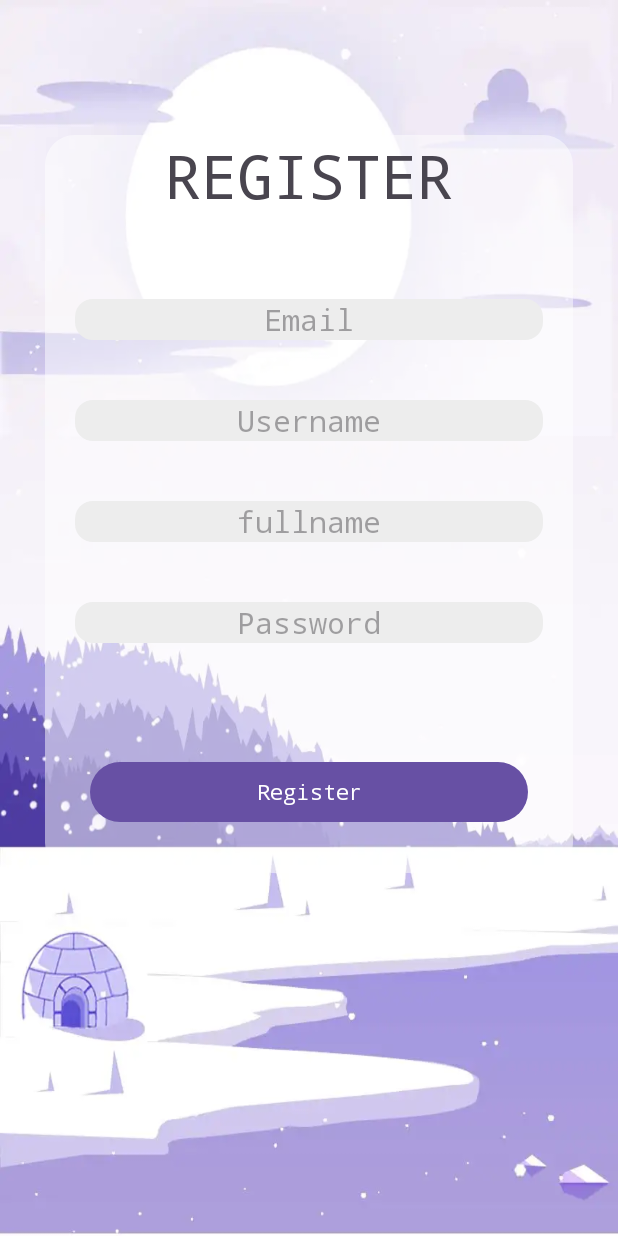
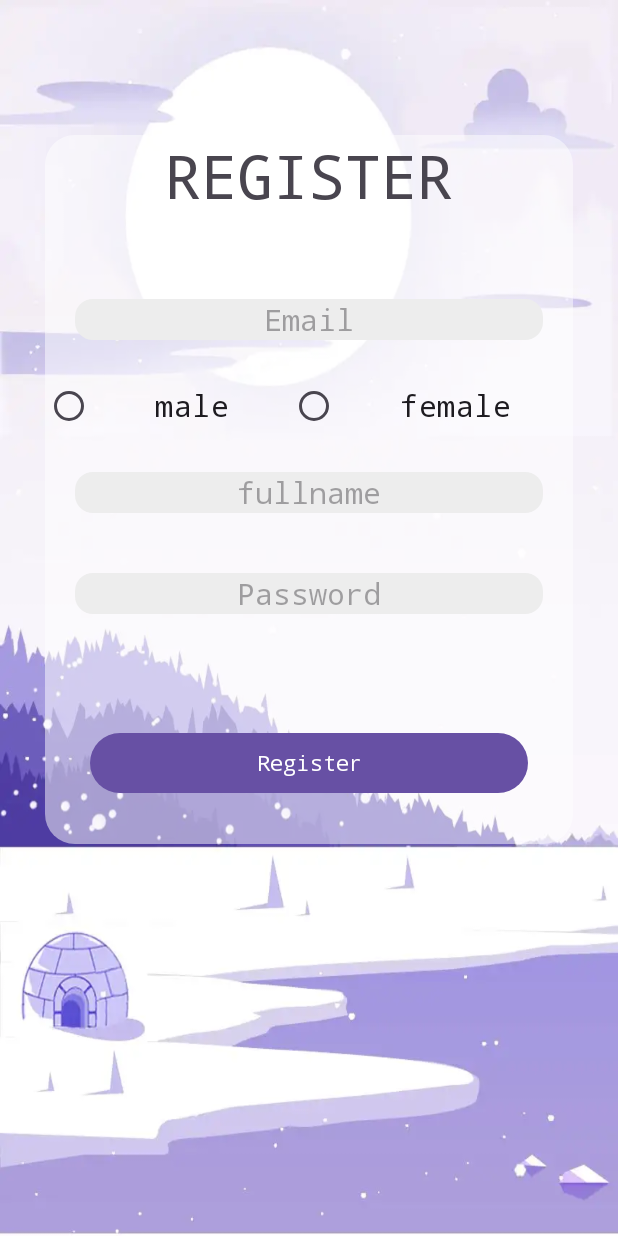
Before and after one commit to ntminh2107/BlogApp, an Android app: the RegisterView screen opened directly, with no data from a screen before it, on a phone screen of 412 x 824 dp. Run offline under Robolectric (Android 15) with nearby library versions, the phone set to English and light mode, and no system bars.

Commit message:
cap nhat

```diff
--- a/app/src/main/res/layout/activity_register_view.xml
+++ b/app/src/main/res/layout/activity_register_view.xml
@@ -36,7 +36,7 @@
             android:orientation="vertical">
 
             <EditText
-                android:id="@+id/emailcreateEditText"
+                android:id="@+id/emailET"
                 android:layout_width="match_parent"
                 android:layout_height="wrap_content"
                 android:hint="Email"
@@ -47,19 +47,34 @@
                 android:background="@drawable/textinputborder"/>
 
 
-            <EditText
-                android:id="@+id/usernamecreateEditText"
+            <RadioGroup
                 android:layout_width="match_parent"
                 android:layout_height="wrap_content"
-                android:hint="Username"
-                android:textSize="20dp"
-                android:textAlignment="center"
-                android:fontFamily="monospace"
-                android:layout_margin="20dp"
-                android:background="@drawable/textinputborder"/>
+                android:orientation="horizontal"
+                android:gravity="center"
+                android:layout_gravity="center"
+                android:weightSum="2">
+                <RadioButton
+                    android:layout_width="wrap_content"
+                    android:layout_height="wrap_content"
+                    android:text="male"
+                    android:textSize="20dp"
+                    android:fontFamily="monospace"
+                    android:gravity="center"
+                    android:layout_weight="1"
+                    />
+                <RadioButton
+                    android:layout_width="wrap_content"
+                    android:layout_height="wrap_content"
+                    android:text="female"
+                    android:textSize="20dp"
+                    android:gravity="center"
+                    android:fontFamily="monospace"
+                    android:layout_weight="1"/>
+            </RadioGroup>
 
             <EditText
-                android:id="@+id/fullnamecreateEditText"
+                android:id="@+id/fullnameET"
                 android:layout_width="match_parent"
                 android:layout_height="wrap_content"
                 android:hint="fullname"
@@ -70,7 +85,7 @@
                 android:background="@drawable/textinputborder"/>
 
             <EditText
-                android:id="@+id/passwordcreateEditText"
+                android:id="@+id/passwordET"
                 android:layout_width="match_parent"
                 android:layout_height="wrap_content"
                 android:hint="Password"
```
Also changed, not shown: app/src/main/java/com/mad/g1/nguyentuanminh/blogapp/model/User.java (+17 -7 lines), app/src/main/java/com/mad/g1/nguyentuanminh/blogapp/view/LoginView.java (+13 -0 lines).
